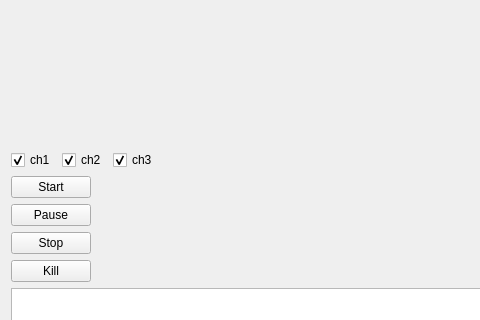
lolo26130/test_multi_process_pandas, file src/test_multi_process_pandas/views/main.ui: the form before one commit; both pictures show x 0 to 480 and y 109 to 429 of the 900 by 600 pixel window.
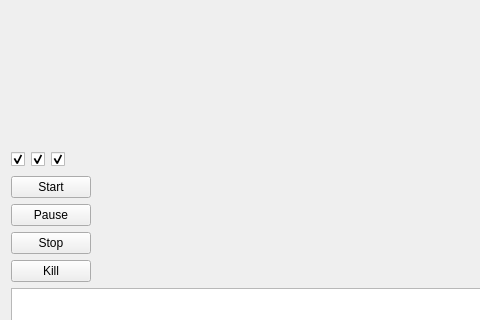
The form after the commit. Icons and pictures are not drawn. Custom widgets are drawn as their Qt base class.

Diff of the .ui file:
```diff
--- a/src/test_multi_process_pandas/views/main.ui
+++ b/src/test_multi_process_pandas/views/main.ui
@@ -27,33 +27,34 @@
    <item>
     <layout class="QHBoxLayout" name="horizontalLayout_cb">
      <item>
-      <widget class="QCheckBox" name="cb_ch1">
-       <property name="text">
-        <string>ch1</string>
-       </property>
+      <widget class="QWidget" name="cb_container" native="true">
+       <layout class="QHBoxLayout" name="horizontalLayout_cbs">
+        <property name="leftMargin"><number>0</number></property>
+        <property name="topMargin"><number>0</number></property>
+        <property name="rightMargin"><number>0</number></property>
+        <property name="bottomMargin"><number>0</number></property>
+        <item>
+         <widget class="QCheckBox" name="cb_0">
        <property name="checked">
         <bool>true</bool>
        </property>
       </widget>
      </item>
      <item>
-      <widget class="QCheckBox" name="cb_ch2">
-       <property name="text">
-        <string>ch2</string>
-       </property>
+         <widget class="QCheckBox" name="cb_1">
        <property name="checked">
         <bool>true</bool>
        </property>
       </widget>
      </item>
      <item>
-      <widget class="QCheckBox" name="cb_ch3">
-       <property name="text">
-        <string>ch3</string>
-       </property>
+         <widget class="QCheckBox" name="cb_2">
        <property name="checked">
         <bool>true</bool>
        </property>
+         </widget>
+        </item>
+       </layout>
       </widget>
      </item>
      <item>
```
Lines whose indentation alone changed are shown as unchanged.
